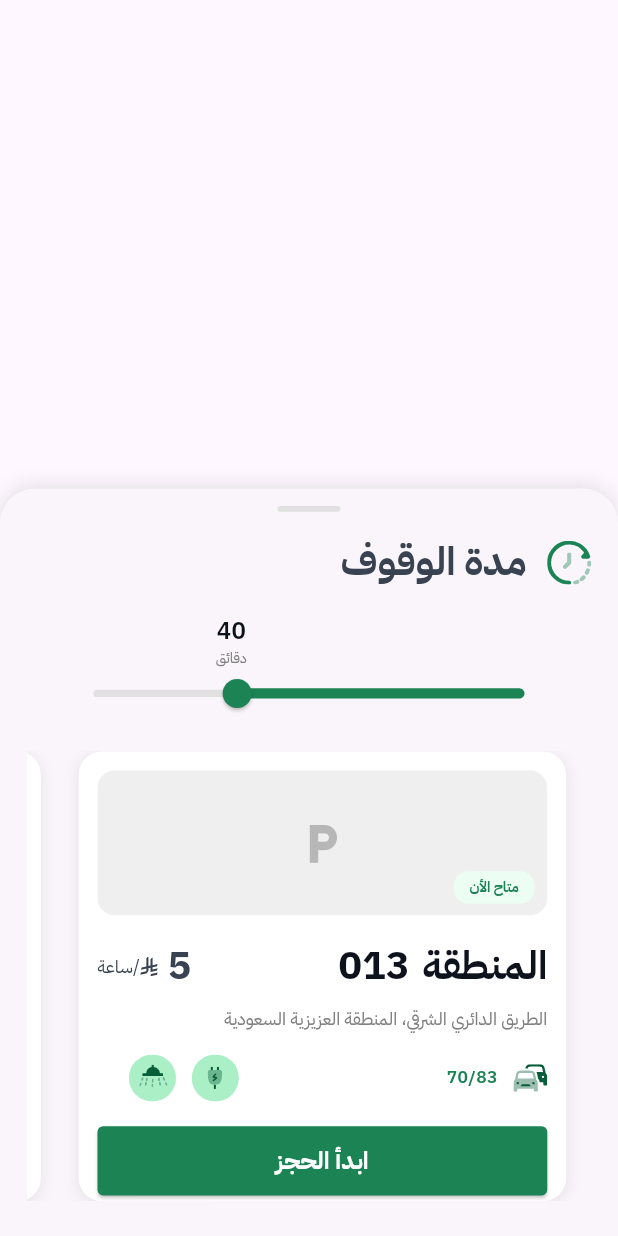
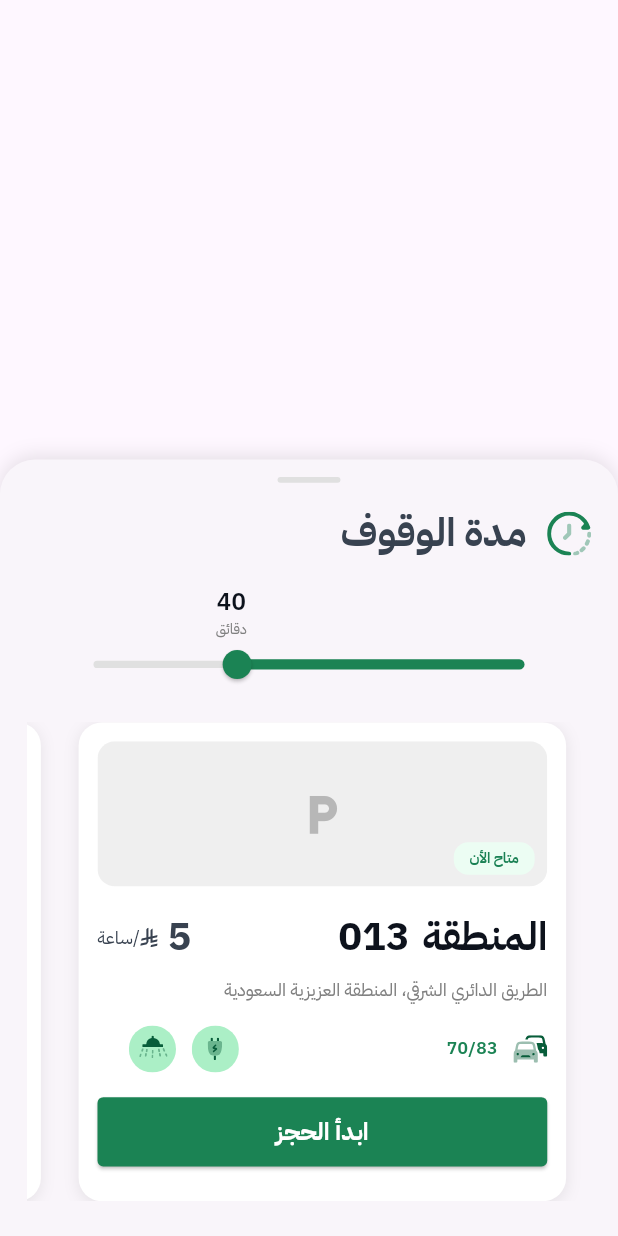
Before and after one commit to masoudframwork/smart-park-app, a Flutter app: the HomePage screen opened directly, on a phone screen of 412 x 824 dp. Run offline on Flutter 3.47's test engine with Material 3 defaults, Android fonts, the light colour scheme and no system bars; our stand-ins replace cached_network_image, dio, flutter_map, flutter_riverpod, flutter_screenutil, flutter_secure_storage and 7 more; accounts and stored records are empty.

Commit message:
booking done

```diff
--- a/lib/features/home/presentation/widgets/parking_card/parking_bottom_sheet.dart
+++ b/lib/features/home/presentation/widgets/parking_card/parking_bottom_sheet.dart
@@ -91,8 +91,7 @@ class ParkingBottomSheet extends ConsumerWidget {
                 child: LayoutBuilder(
                   builder: (context, constraints) {
                     final double sliderValue = 40;
-                    final double thumbPosition =
-                        (sliderValue / 60) * constraints.maxWidth;
+
 
                     return Stack(
                       clipBehavior: Clip.none,
@@ -156,7 +155,7 @@ class ParkingBottomSheet extends ConsumerWidget {
               ),
               SizedBox(height: 20.h),
               SizedBox(
-                height: 310.h,
+                height: 330.h,
                 child: ListView.separated(
                   scrollDirection: Axis.horizontal,
                   padding: EdgeInsets.symmetric(horizontal: 4.w),
--- a/lib/features/home/presentation/widgets/parking_card/parking_card.dart
+++ b/lib/features/home/presentation/widgets/parking_card/parking_card.dart
@@ -1,15 +1,11 @@
-// ignore_for_file: deprecated_member_use
-
 import 'package:flutter/material.dart';
 import 'package:flutter_screenutil/flutter_screenutil.dart';
-import 'package:smart_park_app/core/constants/image_string.dart';
 import 'package:smart_park_app/core/theme/app_color.dart';
-import 'package:smart_park_app/core/theme/app_text_theme.dart';
-import 'package:smart_park_app/core/widgets/app_text.dart';
-import 'package:smart_park_app/core/widgets/svg_image_widget.dart';
-
-import '../../../../../core/widgets/custom_button.dart';
+import 'package:smart_park_app/core/widgets/custom_button.dart';
 import '../../../domain/models/parking_area_model.dart';
+import 'parking_card_image.dart';
+import 'parking_card_stats.dart';
+import 'parking_info_card.dart';
 
 class ParkingCard extends StatelessWidget {
   final ParkingArea parkingArea;
@@ -30,7 +26,6 @@ class ParkingCard extends StatelessWidget {
       decoration: BoxDecoration(
         color: AppColor.whiteColor,
         borderRadius: BorderRadius.circular(16.r),
-        border: _getBorderDecoration(),
         boxShadow: [
           BoxShadow(
             color: Colors.black.withOpacity(0.08),
@@ -43,225 +38,15 @@ class ParkingCard extends StatelessWidget {
         mainAxisSize: MainAxisSize.min,
         crossAxisAlignment: CrossAxisAlignment.start,
         children: [
-          _buildImageSection(),
+          ParkingCardImage(parkingArea: parkingArea),
           SizedBox(height: 16.h),
-          _buildAreaInfo(),
-          SizedBox(height: 8.h),
-          _buildLocationInfo(),
+          ParkingCardInfo(parkingArea: parkingArea),
           SizedBox(height: 16.h),
-          _buildStatsRow(),
+          ParkingCardStats(parkingArea: parkingArea),
           SizedBox(height: 16.h),
           _buildBookingButton(),
         ],
       ),
-    );
-  }
-
-  Border? _getBorderDecoration() {
-
-    return null;
-  }
-
-  Widget _buildImageSection() {
-    return ClipRRect(
-      borderRadius: BorderRadius.circular(12.r),
-      child: Container(
-        width: double.infinity,
-        height: 100.h,
-        decoration: BoxDecoration(
-          color: AppColor.greyContainerColor.withOpacity(0.3),
-        ),
-        child: Stack(
-          children: [
-            if (parkingArea.imageUrl != null)
-              Image.network(
-                parkingArea.imageUrl!,
-                fit: BoxFit.cover,
-                width: double.infinity,
-                height: double.infinity,
-                errorBuilder: (context, error, stackTrace) =>
-                    _buildPlaceholder(),
-              )
-            else
-              _buildPlaceholder(),
-
-            // Availability Badge
-            Positioned(
-              bottom: 8.h,
-              right: 8.w,
-              child: _buildAvailabilityBadge(),
-            ),
-          ],
-        ),
-      ),
-    );
-  }
-
-  Widget _buildPlaceholder() {
-    return Container(
-      color: AppColor.greyContainerColor.withOpacity(0.3),
-      child: Center(
-        child: Icon(
-          Icons.local_parking,
-          color: AppColor.greyColor.withOpacity(0.5),
-          size: 32.w,
-        ),
-      ),
-    );
-  }
-
-  Widget _buildAvailabilityBadge() {
-    Color bgColor;
-    Color textColor;
-    String text;
-
-
-      bgColor = AppColor.secondaryButtonColor;
-      textColor = AppColor.primaryButtonColor;
-      text = 'متاح الأن';
-
-
-    return Container(
-      padding: EdgeInsets.symmetric(horizontal: 10.w, vertical: 4.h),
-      decoration: BoxDecoration(
-        color: bgColor,
-        borderRadius: BorderRadius.circular(10.r),
-      ),
-      child: AppText(
-        text: text,
-        appTextTheme: AppTextTheme.bodySmallTextStyle().copyWith(
-          color: textColor,
-          fontSize: 10.sp,
-          fontWeight: FontWeight.w600,
-        ),
-      ),
-    );
-  }
-
-  Widget _buildPriceBadge() {
-    return Row(
-      mainAxisSize: MainAxisSize.min,
-      children: [
-        AppText(
-          text: parkingArea.pricePerHour.toStringAsFixed(0),
-          appTextTheme: AppTextTheme.bodyLargeTextStyle()
-              .copyWith(color: AppColor.blackNumberSmallColor),
-        ),
-        SizedBox(width: 6.w,),
-            SvgImageWidget(
-            AppImages.realSu,
-            width: 11.5.w,
-            height: 12.5.w,
-          ),
-        AppText(
-          text: '/ساعة',
-          appTextTheme: AppTextTheme.bodySmallTextStyle().copyWith(color: AppColor.blackNumberSmallColor),
-        ),
-      ],
-    );
-  }
-
-  Widget _buildAreaInfo() {
-    return Row(
-      mainAxisAlignment: MainAxisAlignment.start,
-      children: [
-        AppText(
-            text: parkingArea.name,
-            appTextTheme: AppTextTheme.titleLargeTextStyle()),
-        SizedBox(width: 8.w),
-        AppText(
-            text: parkingArea.code,
-            appTextTheme: AppTextTheme.titleLargeTextStyle()),
-                    SizedBox(width: 8.w),
-
-        Spacer(),
-
-        _buildPriceBadge(),
-      ],
-    );
-  }
-
-  Widget _buildLocationInfo() {
-    return AppText(
-      text: parkingArea.location,
-      appTextTheme: AppTextTheme.bodySmallTextStyle(),
-      textAlign: TextAlign.start,
-    );
-  }
-
-  Widget _buildStatsRow() {
-    return Row(
-      mainAxisAlignment: MainAxisAlignment.start,
-      children: [
-        _buildStatChip(
-          iconPath: AppImages.twoCars,
-          value: parkingArea.formattedAvailability,
-          bgColor: _getAvailabilityColor().withOpacity(0.1),
-          textColor: _getAvailabilityColor(),
-          isHighlighted: true,
-        ),
-        SizedBox(width: 12.w),
-        _buildStatChip(
-          iconPath: AppImages.charging, // Replace with your actual SVG path
-          value: '${parkingArea.waitTimeText} دقائق',
-          bgColor: AppColor.greyContainerColor.withOpacity(0.5),
-          textColor: AppColor.greyTextColor,
-          isHighlighted: false,
-        ),
-      ],
-    );
-  }
-
-  Color _getAvailabilityColor() {
-
-    return AppColor.primaryColor;
-  }
-
-  Widget _buildStatChip({
-    required String iconPath,
-    String? iconPath2,
-    required String value,
-    required Color bgColor,
-    required Color textColor,
-    required bool isHighlighted,
-  }) {
-    return Row(
-      spacing: 10.w,
-      children: [
-        if (isHighlighted) ...[
-          SvgImageWidget(
-            iconPath,
-            width: 21.5.w,
-            height: 21.5.w,
-          ),
-        ],
-        if (isHighlighted) ...[
-          AppText(
-            text: value,
-            appTextTheme: AppTextTheme.bodySmallTextStyle().copyWith(
-              color: textColor,
-              fontWeight: FontWeight.w600,
-              fontSize: 12.sp,
-            ),
-          ),
-        ],
-                  SizedBox(width: 50.w),
-
-        if (!isHighlighted) ...[
-          SvgImageWidget(
-            iconPath,
-            width: 30.w,
-            height: 30.w,
-          ),
-        ],
-        if (!isHighlighted) ...[
-          SvgImageWidget(
-            iconPath2 ?? AppImages.shower,
-            width: 30.w,
-            height: 30.w,
-          ),
-        ],
-      ],
     );
   }
 
--- /dev/null
+++ b/lib/features/home/presentation/widgets/parking_card/parking_card_image.dart
@@ -0,0 +1,83 @@
+// ignore_for_file: deprecated_member_use
+
+import 'package:flutter/material.dart';
+import 'package:flutter_screenutil/flutter_screenutil.dart';
+import 'package:smart_park_app/core/theme/app_color.dart';
+import 'package:smart_park_app/core/theme/app_text_theme.dart';
+import 'package:smart_park_app/core/widgets/app_text.dart';
+
+import '../../../domain/models/parking_area_model.dart';
+
+class ParkingCardImage extends StatelessWidget {
+  final ParkingArea parkingArea;
+
+  const ParkingCardImage({
+    super.key,
+    required this.parkingArea,
+  });
+
+  @override
+  Widget build(BuildContext context) {
+    return ClipRRect(
+      borderRadius: BorderRadius.circular(12.r),
+      child: Container(
+        width: double.infinity,
+        height: 100.h,
+        decoration: BoxDecoration(
+          color: AppColor.greyContainerColor.withOpacity(0.3),
+        ),
+        child: Stack(
+          children: [
+            if (parkingArea.imageUrl != null)
+              Image.network(
+                parkingArea.imageUrl!,
+                fit: BoxFit.cover,
+                width: double.infinity,
+                height: double.infinity,
+                errorBuilder: (context, error, stackTrace) =>
+                    _buildPlaceholder(),
+              )
+            else
+              _buildPlaceholder(),
+            Positioned(
+              bottom: 8.h,
+              right: 8.w,
+              child: _buildAvailabilityBadge(),
+            ),
+          ],
+        ),
+      ),
+    );
+  }
+
+  Widget _buildPlaceholder() {
+    return Container(
+      color: AppColor.greyContainerColor.withOpacity(0.3),
+      child: Center(
+        child: Icon(
+          Icons.local_parking,
+          color: AppColor.greyColor.withOpacity(0.5),
+          size: 32.w,
+        ),
+      ),
+    );
+  }
+
+  Widget _buildAvailabilityBadge() {
+    return Container(
+      padding: EdgeInsets.symmetric(horizontal: 10.w, vertical: 4.h),
+      decoration: BoxDecoration(
+        color: AppColor.secondaryButtonColor,
+        borderRadius: BorderRadius.circular(10.r),
+      ),
+      child: AppText(
+        text: 'متاح الأن',
+        appTextTheme: AppTextTheme.bodySmallTextStyle().copyWith(
+          color: AppColor.primaryButtonColor,
+          fontSize: 10.sp,
+          fontWeight: FontWeight.w600,
+        ),
+      ),
+    );
+  }
+}
--- /dev/null
+++ b/lib/features/home/presentation/widgets/parking_card/parking_card_stats.dart
@@ -0,0 +1,83 @@
+import 'package:flutter/material.dart';
+import 'package:flutter_screenutil/flutter_screenutil.dart';
+import 'package:smart_park_app/core/constants/image_string.dart';
+import 'package:smart_park_app/core/theme/app_color.dart';
+import 'package:smart_park_app/core/theme/app_text_theme.dart';
+import 'package:smart_park_app/core/widgets/app_text.dart';
+import 'package:smart_park_app/core/widgets/svg_image_widget.dart';
+
+import '../../../domain/models/parking_area_model.dart';
+
+class ParkingCardStats extends StatelessWidget {
+  final ParkingArea parkingArea;
+
+  const ParkingCardStats({
+    super.key,
+    required this.parkingArea,
+  });
+
+  @override
+  Widget build(BuildContext context) {
+    return Row(
+      mainAxisAlignment: MainAxisAlignment.start,
+      children: [
+        _buildStatChip(
+          iconPath: AppImages.twoCars,
+          value: parkingArea.formattedAvailability,
+          textColor: AppColor.primaryColor,
+          isHighlighted: true,
+        ),
+        SizedBox(width: 12.w),
+        _buildStatChip(
+          iconPath: AppImages.charging,
+          value: '${parkingArea.waitTimeText} دقائق',
+          textColor: AppColor.greyTextColor,
+          isHighlighted: false,
+        ),
+      ],
+    );
+  }
+
+  Widget _buildStatChip({
+    required String iconPath,
+    String? iconPath2,
+    required String value,
+    required Color textColor,
+    required bool isHighlighted,
+  }) {
+    return Row(
+      spacing: 10.w,
+      children: [
+        if (isHighlighted) ...[
+          SvgImageWidget(
+            iconPath,
+            width: 21.5.w,
+            height: 21.5.w,
+          ),
+          AppText(
+            text: value,
+            appTextTheme: AppTextTheme.bodySmallTextStyle().copyWith(
+              color: textColor,
+              fontWeight: FontWeight.w600,
+              fontSize: 12.sp,
+            ),
+          ),
+        ],
+          SizedBox(width: 50.w),
+
+        if (!isHighlighted) ...[
+          SvgImageWidget(
+            iconPath,
+            width: 30.w,
+            height: 30.w,
+          ),
+          SvgImageWidget(
+            iconPath2 ?? AppImages.shower,
+            width: 30.w,
+            height: 30.w,
+          ),
+        ],
+      ],
+    );
+  }
+}
--- /dev/null
+++ b/lib/features/home/presentation/widgets/parking_card/parking_info_card.dart
@@ -0,0 +1,81 @@
+import 'package:flutter/material.dart';
+import 'package:flutter_screenutil/flutter_screenutil.dart';
+import 'package:smart_park_app/core/constants/image_string.dart';
+import 'package:smart_park_app/core/theme/app_color.dart';
+import 'package:smart_park_app/core/theme/app_text_theme.dart';
+import 'package:smart_park_app/core/widgets/app_text.dart';
+import 'package:smart_park_app/core/widgets/svg_image_widget.dart';
+import 'package:smart_park_app/features/home/domain/models/parking_area_model.dart' show ParkingArea;
+
+class ParkingCardInfo extends StatelessWidget {
+  final ParkingArea parkingArea;
+
+  const ParkingCardInfo({
+    super.key,
+    required this.parkingArea,
+  });
+
+  @override
+  Widget build(BuildContext context) {
+    return Column(
+      crossAxisAlignment: CrossAxisAlignment.start,
+      children: [
+        _buildAreaInfo(),
+        SizedBox(height: 8.h),
+        _buildLocationInfo(),
+      ],
+    );
+  }
+
+  Widget _buildAreaInfo() {
+    return Row(
+      mainAxisAlignment: MainAxisAlignment.start,
+      children: [
+        AppText(
+          text: parkingArea.name,
+          appTextTheme: AppTextTheme.titleLargeTextStyle(),
+        ),
+        SizedBox(width: 8.w),
+        AppText(
+          text: parkingArea.code,
+          appTextTheme: AppTextTheme.titleLargeTextStyle(),
+        ),
+
+        const Spacer(),
+        _buildPriceBadge(),
+      ],
+    );
+  }
+
+  Widget _buildPriceBadge() {
+    return Row(
+      mainAxisSize: MainAxisSize.min,
+      children: [
+        AppText(
+          text: parkingArea.pricePerHour.toStringAsFixed(0),
+          appTextTheme: AppTextTheme.bodyLargeTextStyle()
+              .copyWith(color: AppColor.blackNumberSmallColor),
+        ),
+        SizedBox(width: 6.w),
+        SvgImageWidget(
+          AppImages.realSu,
+          width: 11.5.w,
+          height: 12.5.w,
+        ),
+        AppText(
+          text: '/ساعة',
+          appTextTheme: AppTextTheme.bodySmallTextStyle()
+              .copyWith(color: AppColor.blackNumberSmallColor),
+        ),
+      ],
+    );
+  }
+
+  Widget _buildLocationInfo() {
+    return AppText(
+      text: parkingArea.location,
+      appTextTheme: AppTextTheme.bodySmallTextStyle(),
+      textAlign: TextAlign.start,
+    );
+  }
+}
```
